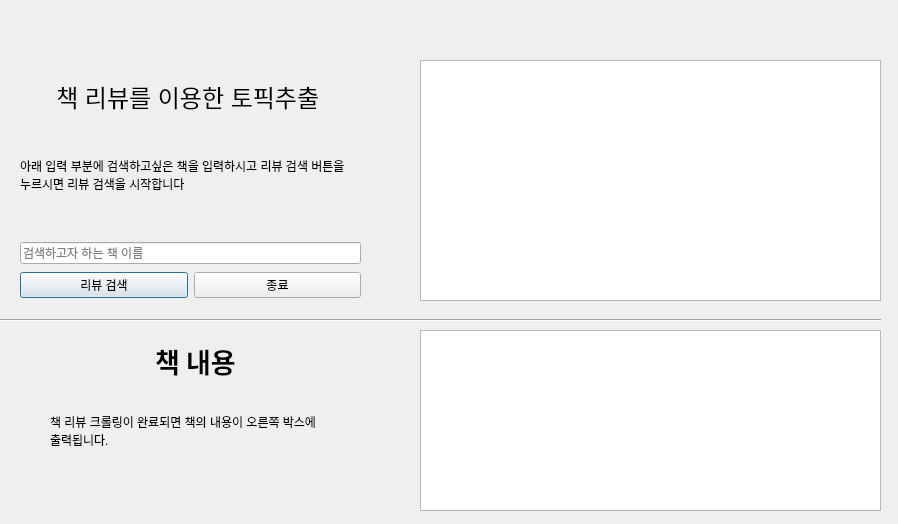
Qt form gui.ui (hakyoung0926/CapstoneLDA) before a commit.
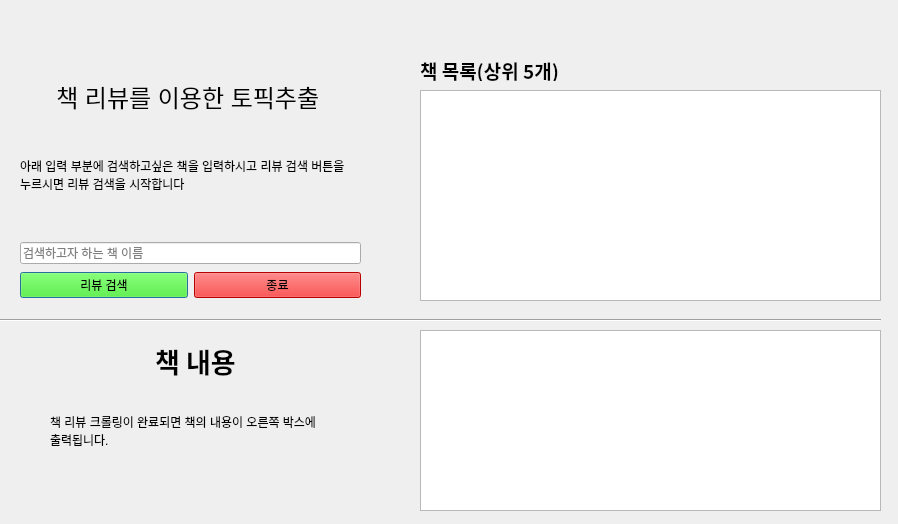
The same form after that commit.

```diff
--- a/gui.ui
+++ b/gui.ui
@@ -43,6 +43,10 @@
      <layout class="QHBoxLayout" name="horizontalLayout">
       <item>
        <widget class="QPushButton" name="search_btn">
+        <property name="styleSheet">
+         <string notr="true">font: 10pt &quot;Agency FB&quot;;
+background-color: rgb(46, 255, 0);</string>
+        </property>
         <property name="text">
          <string>리뷰 검색</string>
         </property>
@@ -50,6 +54,13 @@
       </item>
       <item>
        <widget class="QPushButton" name="quit_btn">
+        <property name="autoFillBackground">
+         <bool>false</bool>
+        </property>
+        <property name="styleSheet">
+         <string notr="true">background-color: rgb(255, 0, 0);
+font: 10pt &quot;Agency FB&quot;;</string>
+        </property>
         <property name="text">
          <string>종료</string>
         </property>
@@ -106,9 +117,9 @@
    <property name="geometry">
     <rect>
      <x>420</x>
-     <y>60</y>
+     <y>90</y>
      <width>461</width>
-     <height>241</height>
+     <height>211</height>
     </rect>
    </property>
    <property name="font">
@@ -186,6 +197,27 @@
     <enum>Qt::Horizontal</enum>
    </property>
   </widget>
+  <widget class="QLabel" name="label_5">
+   <property name="geometry">
+    <rect>
+     <x>420</x>
+     <y>60</y>
+     <width>461</width>
+     <height>21</height>
+    </rect>
+   </property>
+   <property name="font">
+    <font>
+     <family>Agency FB</family>
+     <pointsize>14</pointsize>
+     <weight>75</weight>
+     <bold>true</bold>
+    </font>
+   </property>
+   <property name="text">
+    <string>책 목록(상위 5개)</string>
+   </property>
+  </widget>
  </widget>
  <resources/>
  <connections/>
```
